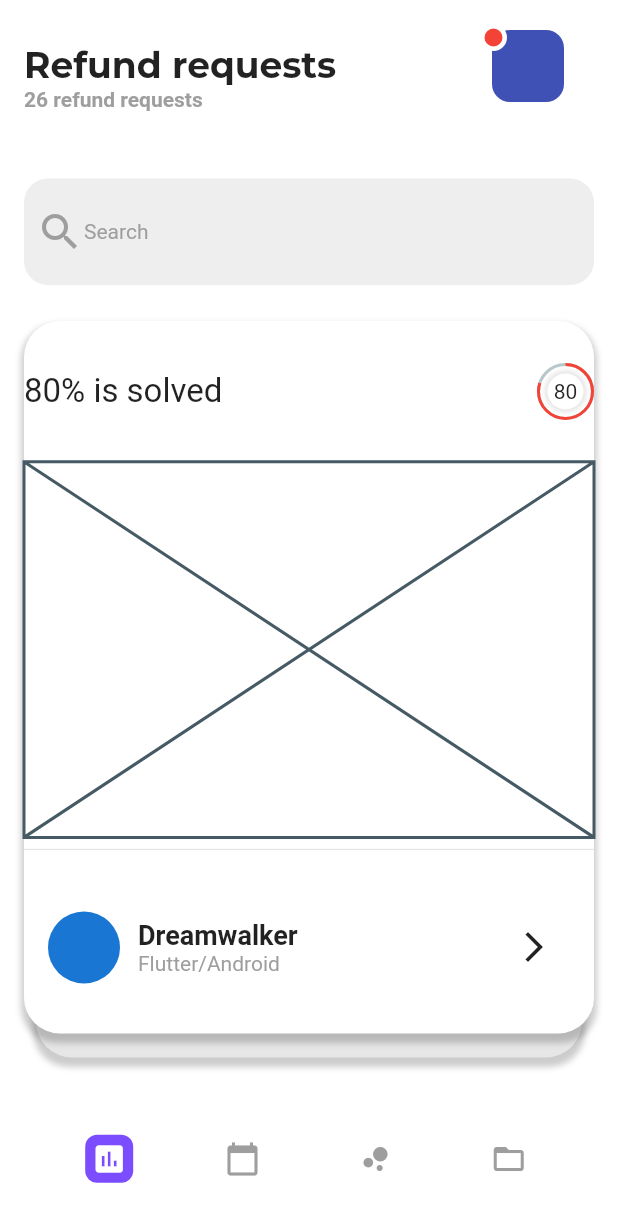
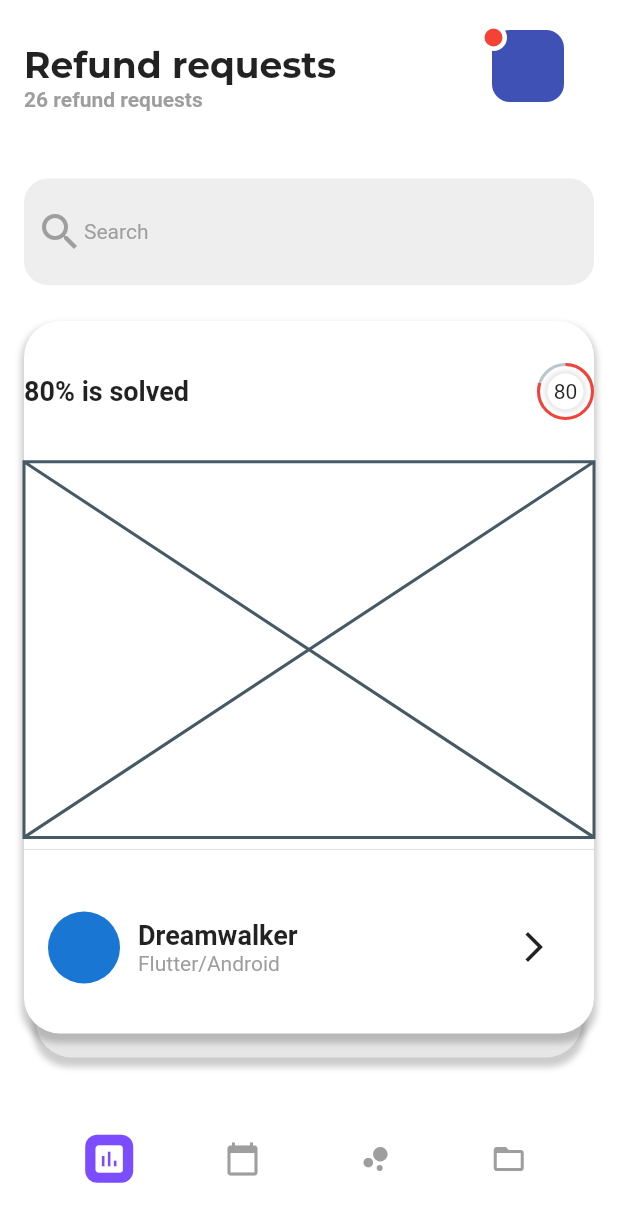
Before and after one commit to JAICHANGPARK/flutter_notebook_6th_story, a Flutter app: the screen it shows after launch, on a phone screen of 412 x 824 dp. Shown: the top 1222 px of the screen. Run offline on Flutter 3.47's test engine with Material 2 defaults, Android fonts, the phone set to English and light mode, and no system bars; drawn by our look-alikes of percent_indicator; our stand-ins replace bottom_navy_bar, flutter_slidable, flutter_spinkit, get_it, google_fonts, sleek_circular_slider and 1 more; missing offline and left inert: box2d_flame.

Commit message:
Update dmm_main_page.dart

```diff
--- a/lib/ep486_dmm_app/dmm_main_page.dart
+++ b/lib/ep486_dmm_app/dmm_main_page.dart
@@ -170,7 +170,8 @@ class _DmmMainPageState extends State<DmmMainPage> {
                                           mainAxisAlignment: MainAxisAlignment.spaceBetween,
                                           children: [
                                             Text("80% is solved",style: TextStyle(
-                                              fontSize: 22
+                                              fontSize: 18,
+                                              fontWeight: FontWeight.bold,
                                             ),),
                                             CircularPercentIndicator(
                                               radius: 38,
```
